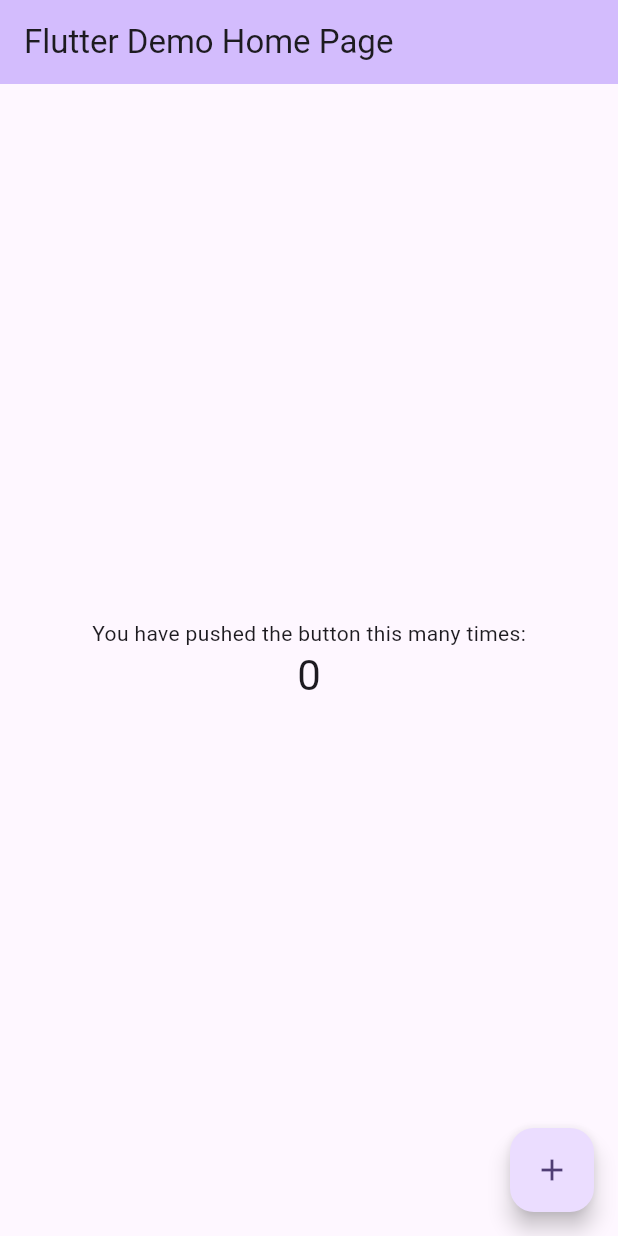
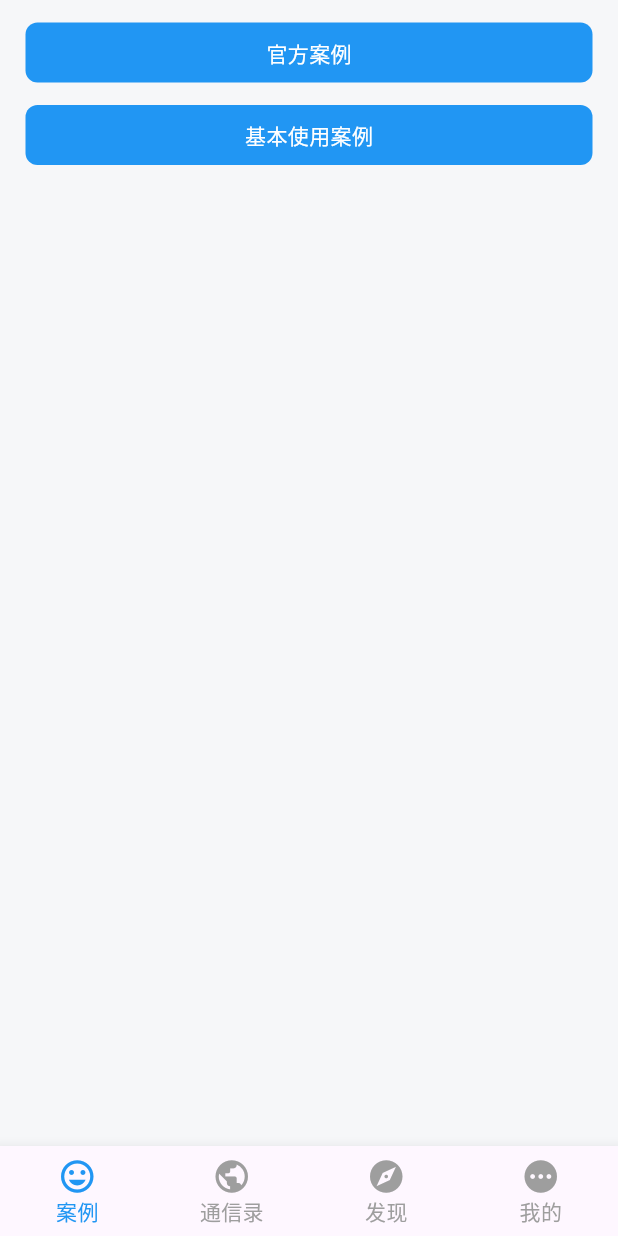
Before and after one commit to jsonsuxing/RiverpodDemo, a Flutter app: the screen it shows after launch, on a phone screen of 412 x 824 dp. Run offline on Flutter 3.47's test engine with Material 2 defaults, Android fonts, the phone set to English and light mode, and no system bars; our stand-ins replace flutter_riverpod.

Commit message:
feat：基本使用案例

```diff
--- /dev/null
+++ b/lib/init/home_page.dart
@@ -0,0 +1,41 @@
+import 'package:flutter/material.dart';
+import 'package:riverpod_demo/route/app_routes.dart';
+import 'package:riverpod_demo/route/route_util.dart';
+import 'package:riverpod_demo/widgets/allen_btn.dart';
+
+// ------------------------------------------------------
+// author：苏醒
+// date  ：2023/9/4 10:54
+// usage ：首页
+// ------------------------------------------------------
+
+class HomePage extends StatelessWidget {
+  const HomePage({Key? key}) : super(key: key);
+
+  @override
+  Widget build(BuildContext context) {
+    return Scaffold(
+      backgroundColor: const Color(0xFFF6F7F9),
+      body: SingleChildScrollView(
+        padding: EdgeInsets.symmetric(horizontal: 17),
+        child: Column(
+          children: [
+            SizedBox(height: MediaQuery.of(context).padding.top),
+            SizedBox(height: 15),
+            AllenBtn(
+              name: "官方案例",
+              onTap: () {},
+            ),
+            SizedBox(height: 15),
+            AllenBtn(
+              name: '基本使用案例',
+              onTap: () {
+                RouteUtil.push(routeName: AppRoutes.base_use_demo);
+              },
+            ),
+          ],
+        ),
+      ),
+    );
+  }
+}
--- /dev/null
+++ b/lib/init/init_page.dart
@@ -0,0 +1,75 @@
+import 'package:flutter/material.dart';
+import 'package:riverpod_demo/init/address_book_page.dart';
+import 'package:riverpod_demo/init/find_page.dart';
+import 'package:riverpod_demo/init/home_page.dart';
+import 'package:riverpod_demo/init/mine_page.dart';
+
+// ------------------------------------------------------
+// author：Allen
+// date  ：2023/6/18 15:23
+// usage ：主页
+// ------------------------------------------------------
+
+class InitPage extends StatefulWidget {
+  const InitPage({Key? key}) : super(key: key);
+
+  @override
+  InitPageState createState() => InitPageState();
+}
+
+class InitPageState extends State<InitPage> {
+  // 当前选择的底部索引
+  int _currentIndex = 0;
+
+  // 底部导航栏的配置数据
+  final List<MainPageItemModel> _items = [
+    MainPageItemModel(iconData: Icons.tag_faces, name: "案例"),
+    MainPageItemModel(iconData: Icons.public, name: "通信录"),
+    MainPageItemModel(iconData: Icons.explore, name: "发现"),
+    MainPageItemModel(iconData: Icons.pending, name: "我的"),
+  ];
+
+  final List<Widget> _pages = [
+    const HomePage(),
+    const AddressBookPage(),
+    const FindPage(),
+    const MinePage(),
+  ];
+
+  /// 更新选择的底部索引
+  void _updateCurrentIndex(int index) {
+    if (_currentIndex != index) {
+      setState(() {
+        _currentIndex = index;
+      });
+    }
+  }
+
+  @override
+  Widget build(BuildContext context) {
+    return Scaffold(
+      bottomNavigationBar: BottomNavigationBar(
+        currentIndex: _currentIndex,
+        type: BottomNavigationBarType.fixed,
+        selectedItemColor: Colors.blue,
+        selectedFontSize: 14,
+        unselectedItemColor: Colors.grey,
+        unselectedFontSize: 14,
+        iconSize: 26,
+        items: _items.map((e) => BottomNavigationBarItem(icon: Icon(e.iconData), label: e.name)).toList(),
+        onTap: _updateCurrentIndex,
+      ),
+      body: _pages[_currentIndex],
+    );
+  }
+}
+
+class MainPageItemModel {
+  final IconData iconData;
+  final String name;
+
+  MainPageItemModel({
+    required this.iconData,
+    required this.name,
+  });
+}
--- a/lib/main.dart
+++ b/lib/main.dart
@@ -1,125 +1,30 @@
 import 'package:flutter/material.dart';
+import 'package:flutter_riverpod/flutter_riverpod.dart';
+import 'package:riverpod_demo/route/app_pages.dart';
+import 'package:riverpod_demo/route/app_routes.dart';
 
 void main() {
-  runApp(const MyApp());
+  // 为了能让组件读取 provider，我们需要将整个应用都包裹在 “ProviderScope” 组件内。这里也就是存储我们所有 provider 状态的地方。
+  runApp(const ProviderScope(child: MyApp()));
 }
 
 class MyApp extends StatelessWidget {
   const MyApp({super.key});
 
-  // This widget is the root of your application.
+  /// 定义全局 context
+  static GlobalKey<NavigatorState> navigatorState = GlobalKey();
+
   @override
   Widget build(BuildContext context) {
     return MaterialApp(
-      title: 'Flutter Demo',
       theme: ThemeData(
-        // This is the theme of your application.
-        //
-        // TRY THIS: Try running your application with "flutter run". You'll see
-        // the application has a blue toolbar. Then, without quitting the app,
-        // try changing the seedColor in the colorScheme below to Colors.green
-        // and then invoke "hot reload" (save your changes or press the "hot
-        // reload" button in a Flutter-supported IDE, or press "r" if you used
-        // the command line to start the app).
-        //
-        // Notice that the counter didn't reset back to zero; the application
-        // state is not lost during the reload. To reset the state, use hot
-        // restart instead.
-        //
-        // This works for code too, not just values: Most code changes can be
-        // tested with just a hot reload.
         colorScheme: ColorScheme.fromSeed(seedColor: Colors.deepPurple),
         useMaterial3: true,
       ),
-      home: const MyHomePage(title: 'Flutter Demo Home Page'),
+      debugShowCheckedModeBanner: false,
+      navigatorKey: navigatorState,
+      initialRoute: AppRoutes.root,
+      routes: appPages,
     );
   }
 }
-
-class MyHomePage extends StatefulWidget {
-  const MyHomePage({super.key, required this.title});
-
-  // This widget is the home page of your application. It is stateful, meaning
-  // that it has a State object (defined below) that contains fields that affect
-  // how it looks.
-
-  // This class is the configuration for the state. It holds the values (in this
-  // case the title) provided by the parent (in this case the App widget) and
-  // used by the build method of the State. Fields in a Widget subclass are
-  // always marked "final".
-
-  final String title;
-
-  @override
-  State<MyHomePage> createState() => _MyHomePageState();
-}
-
-class _MyHomePageState extends State<MyHomePage> {
-  int _counter = 0;
-
-  void _incrementCounter() {
-    setState(() {
-      // This call to setState tells the Flutter framework that something has
-      // changed in this State, which causes it to rerun the build method below
-      // so that the display can reflect the updated values. If we changed
-      // _counter without calling setState(), then the build method would not be
-      // called again, and so nothing would appear to happen.
-      _counter++;
-    });
-  }
-
-  @override
-  Widget build(BuildContext context) {
-    // This method is rerun every time setState is called, for instance as done
-    // by the _incrementCounter method above.
-    //
-    // The Flutter framework has been optimized to make rerunning build methods
-    // fast, so that you can just rebuild anything that needs updating rather
-    // than having to individually change instances of widgets.
-    return Scaffold(
-      appBar: AppBar(
-        // TRY THIS: Try changing the color here to a specific color (to
-        // Colors.amber, perhaps?) and trigger a hot reload to see the AppBar
-        // change color while the other colors stay the same.
-        backgroundColor: Theme.of(context).colorScheme.inversePrimary,
-        // Here we take the value from the MyHomePage object that was created by
-        // the App.build method, and use it to set our appbar title.
-        title: Text(widget.title),
-      ),
-      body: Center(
-        // Center is a layout widget. It takes a single child and positions it
-        // in the middle of the parent.
-        child: Column(
-          // Column is also a layout widget. It takes a list of children and
-          // arranges them vertically. By default, it sizes itself to fit its
-          // children horizontally, and tries to be as tall as its parent.
-          //
-          // Column has various properties to control how it sizes itself and
-          // how it positions its children. Here we use mainAxisAlignment to
-          // center the children vertically; the main axis here is the vertical
-          // axis because Columns are vertical (the cross axis would be
-          // horizontal).
-          //
-          // TRY THIS: Invoke "debug painting" (choose the "Toggle Debug Paint"
-          // action in the IDE, or press "p" in the console), to see the
-          // wireframe for each widget.
-          mainAxisAlignment: MainAxisAlignment.center,
-          children: <Widget>[
-            const Text(
-              'You have pushed the button this many times:',
-            ),
-            Text(
-              '$_counter',
-              style: Theme.of(context).textTheme.headlineMedium,
-            ),
-          ],
-        ),
-      ),
-      floatingActionButton: FloatingActionButton(
-        onPressed: _incrementCounter,
-        tooltip: 'Increment',
-        child: const Icon(Icons.add),
-      ), // This trailing comma makes auto-formatting nicer for build methods.
-    );
-  }
-}
--- /dev/null
+++ b/lib/route/app_routes.dart
@@ -0,0 +1,10 @@
+// ------------------------------------------------------
+// author：苏醒
+// date  ：2023/9/4 10:48
+// usage ：路由名称管理
+// ------------------------------------------------------
+
+class AppRoutes {
+  static String root = "/"; // 根路由
+  static String base_use_demo = "base_use_demo"; // 基本使用案例
+}
--- /dev/null
+++ b/lib/widgets/allen_btn.dart
@@ -0,0 +1,43 @@
+import 'package:flutter/material.dart';
+
+// ------------------------------------------------------
+// author：Allen
+// date  ：2023/7/15 19:00
+// usage ：通用按钮
+// ------------------------------------------------------
+
+class AllenBtn extends StatelessWidget {
+  /// 按钮名字
+  final String name;
+
+  final VoidCallback onTap;
+
+  final Alignment alignment;
+
+  final Color bgColor;
+
+  const AllenBtn({
+    Key? key,
+    required this.name,
+    required this.onTap,
+    this.alignment = Alignment.center,
+    this.bgColor = Colors.blue,
+  }) : super(key: key);
+
+  @override
+  Widget build(BuildContext context) {
+    return GestureDetector(
+      onTap: onTap,
+      child: Container(
+        alignment: alignment,
+        padding: const EdgeInsets.all(10),
+        constraints: const BoxConstraints(minWidth: 100, minHeight: 35),
+        decoration: BoxDecoration(
+          color: bgColor,
+          borderRadius: BorderRadius.circular(8),
+        ),
+        child: Text(name, style: const TextStyle(color: Colors.white)),
+      ),
+    );
+  }
+}
```
Also changed, not shown: lib/init/address_book_page.dart (added, +26 -0 lines), lib/init/find_page.dart (added, +26 -0 lines), lib/init/mine_page.dart (added, +25 -0 lines), lib/page/base_use_demo/base_use_demo_page.dart (added, +54 -0 lines), lib/page/base_use_demo/base_use_state.dart (added, +22 -0 lines), lib/route/app_pages.dart (added, +15 -0 lines), lib/route/route_util.dart (added, +28 -0 lines), pubspec.yaml (+3 -66 lines), lib/page/official_demo_page.dart (added), pubspec.lock.
